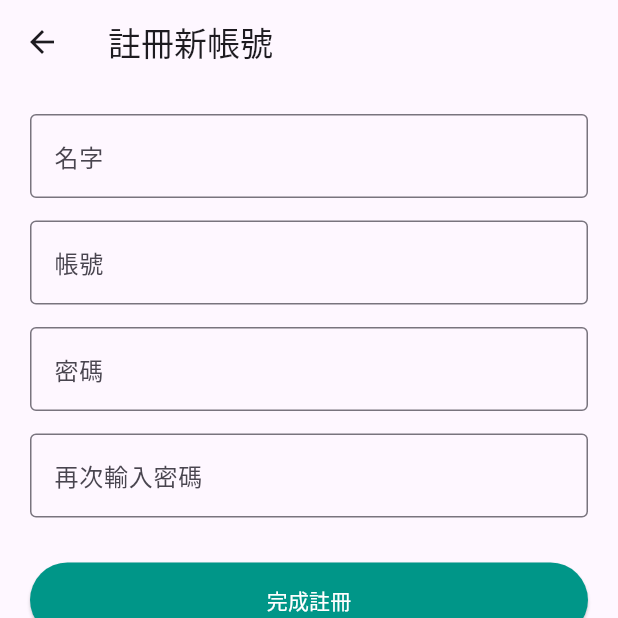
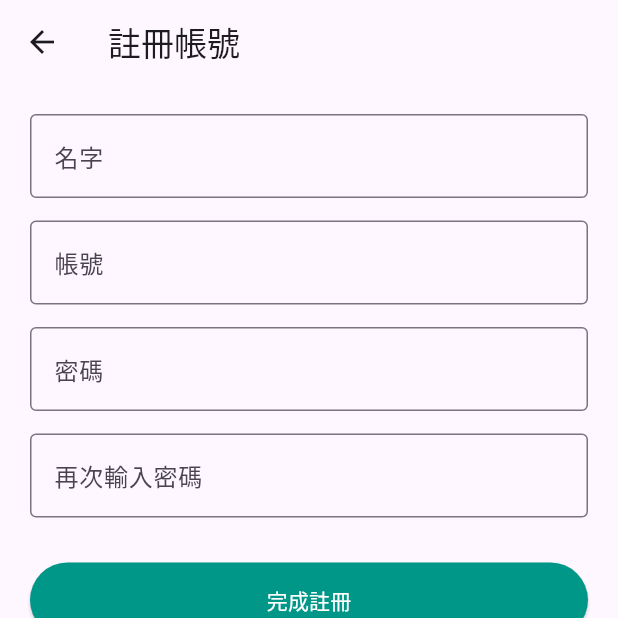
Before and after one commit to YXCCC777/Drug-Interaction-Checker, a Flutter app: the screen it shows after launch, after a tap on "註冊", on a phone screen of 412 x 824 dp, the top half of it. Run offline on Flutter 3.47's test engine with Material 3 defaults, Android fonts, the phone set to English and light mode, and no system bars; our stand-ins replace camera, image_cropper, image_picker.

Commit message:
Update app bar titles in Welcome and Register pages

```diff
--- a/lib/main.dart
+++ b/lib/main.dart
@@ -29,7 +29,7 @@ class WelcomePage extends StatelessWidget {
   @override
   Widget build(BuildContext context) {
     return Scaffold(
-      appBar: AppBar(title: const Text('藥物系統')),
+      appBar: AppBar(title: const Text('系統')),
       body: Center(
         child: Column(
           mainAxisAlignment: MainAxisAlignment.center,
@@ -85,7 +85,7 @@ class RegisterPage extends StatelessWidget {
   @override
   Widget build(BuildContext context) {
     return Scaffold(
-      appBar: AppBar(title: const Text('註冊新帳號')),
+      appBar: AppBar(title: const Text('註冊帳號')),
       body: SingleChildScrollView(
         padding: const EdgeInsets.all(20.0),
         child: Column(
@@ -143,7 +143,7 @@ class _ProfilePageState extends State<ProfilePage> {
                   (route) => false
                 );
               },
-              child: const Text('好，去登入'),
+              child: const Text('登入'),
             ),
           ),
         ],
```
